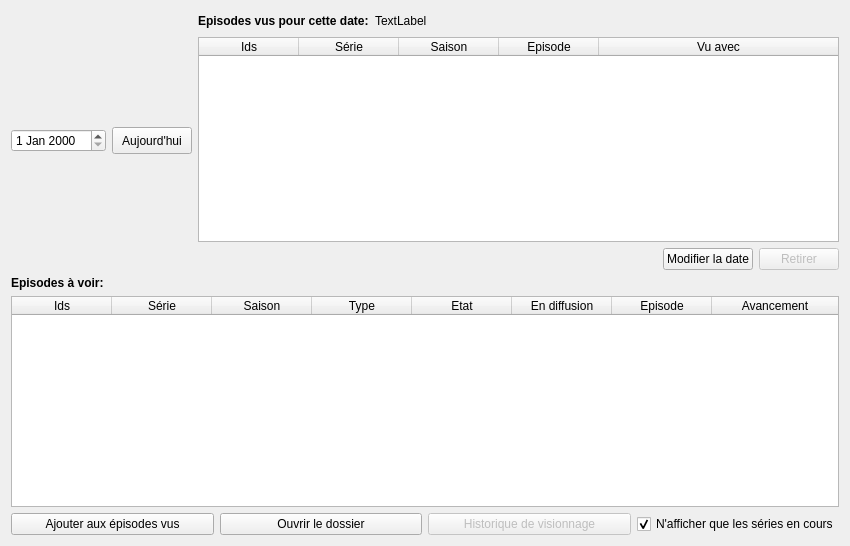
Qt form src/ui/tabs/planning_tab.ui (seigneurfuo/MyAnimeManager3) before a commit.
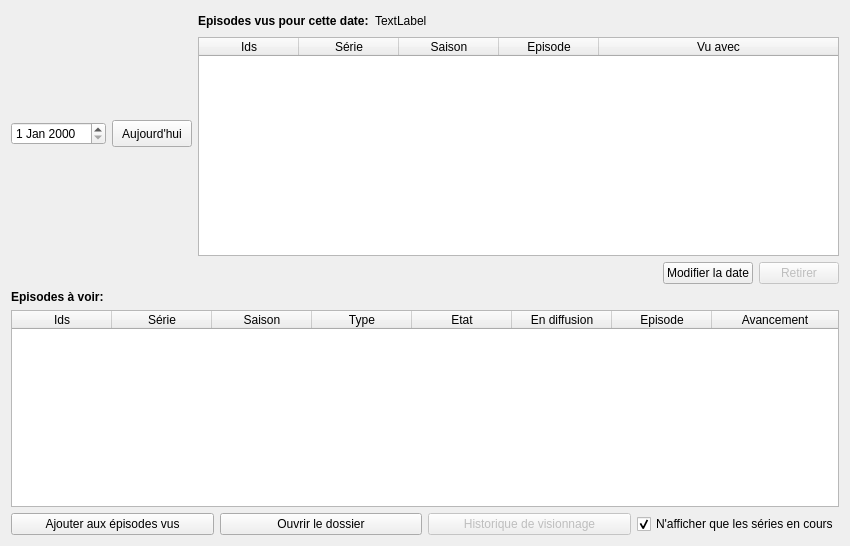
The same form after that commit. Icons and pictures are not drawn.

Commit message: Corrections pour améliorer la GUI.

Patch:
```diff
--- a/src/ui/tabs/planning_tab.ui
+++ b/src/ui/tabs/planning_tab.ui
@@ -14,7 +14,37 @@
    <string>Form</string>
   </property>
   <layout class="QGridLayout" name="gridLayout">
-   <item row="0" column="1">
+   <item row="0" column="0">
+    <layout class="QHBoxLayout" name="horizontalLayout_2" stretch="0,1">
+     <item>
+      <layout class="QVBoxLayout" name="verticalLayout">
+       <item>
+        <layout class="QHBoxLayout" name="horizontalLayout">
+         <item>
+          <widget class="QDateEdit" name="date_edit"/>
+         </item>
+         <item>
+          <widget class="QPushButton" name="today_button">
+           <property name="maximumSize">
+            <size>
+             <width>101</width>
+             <height>27</height>
+            </size>
+           </property>
+           <property name="text">
+            <string>Aujourd'hui</string>
+           </property>
+           <property name="icon">
+            <iconset>
+             <normaloff>../../resources/icons/calendar.png</normaloff>../../resources/icons/calendar.png</iconset>
+           </property>
+          </widget>
+         </item>
+        </layout>
+       </item>
+      </layout>
+     </item>
+     <item>
     <layout class="QVBoxLayout" name="verticalLayout_17">
      <item>
       <layout class="QHBoxLayout" name="horizontalLayout_44">
@@ -142,85 +172,11 @@
        </column>
       </widget>
      </item>
-     <item>
-      <layout class="QHBoxLayout" name="horizontalLayout_45">
-       <item>
-        <spacer name="horizontalSpacer_17">
-         <property name="orientation">
-          <enum>Qt::Horizontal</enum>
-         </property>
-         <property name="sizeHint" stdset="0">
-          <size>
-           <width>40</width>
-           <height>20</height>
-          </size>
-         </property>
-        </spacer>
-       </item>
-       <item>
-        <widget class="QPushButton" name="change_date_button">
-         <property name="text">
-          <string>Modifier la date</string>
-         </property>
-         <property name="icon">
-          <iconset>
-           <normaloff>../../resources/icons/pencil.png</normaloff>../../resources/icons/pencil.png</iconset>
-         </property>
-        </widget>
-       </item>
-       <item>
-        <widget class="QPushButton" name="delete_button">
-         <property name="enabled">
-          <bool>false</bool>
-         </property>
-         <property name="maximumSize">
-          <size>
-           <width>91</width>
-           <height>31</height>
-          </size>
-         </property>
-         <property name="text">
-          <string>Retirer</string>
-         </property>
-         <property name="icon">
-          <iconset>
-           <normaloff>../../resources/icons/minus.png</normaloff>../../resources/icons/minus.png</iconset>
-         </property>
-        </widget>
-       </item>
       </layout>
      </item>
     </layout>
    </item>
-   <item row="0" column="0">
-    <layout class="QVBoxLayout" name="verticalLayout">
-     <item>
-      <layout class="QHBoxLayout" name="horizontalLayout">
-       <item>
-        <widget class="QDateEdit" name="date_edit"/>
-       </item>
-       <item>
-        <widget class="QPushButton" name="today_button">
-         <property name="maximumSize">
-          <size>
-           <width>101</width>
-           <height>27</height>
-          </size>
-         </property>
-         <property name="text">
-          <string>Aujourd'hui</string>
-         </property>
-         <property name="icon">
-          <iconset>
-           <normaloff>../../resources/icons/calendar.png</normaloff>../../resources/icons/calendar.png</iconset>
-         </property>
-        </widget>
-       </item>
-      </layout>
-     </item>
-    </layout>
-   </item>
-   <item row="1" column="0" colspan="2">
+   <item row="2" column="0">
     <layout class="QVBoxLayout" name="verticalLayout_16">
      <item>
       <widget class="QLabel" name="label_80">
@@ -370,6 +326,54 @@
      </item>
     </layout>
    </item>
+   <item row="1" column="0">
+    <layout class="QHBoxLayout" name="horizontalLayout_45">
+     <item>
+      <spacer name="horizontalSpacer_17">
+       <property name="orientation">
+        <enum>Qt::Horizontal</enum>
+       </property>
+       <property name="sizeHint" stdset="0">
+        <size>
+         <width>40</width>
+         <height>20</height>
+        </size>
+       </property>
+      </spacer>
+     </item>
+     <item>
+      <widget class="QPushButton" name="change_date_button">
+       <property name="text">
+        <string>Modifier la date</string>
+       </property>
+       <property name="icon">
+        <iconset>
+         <normaloff>../../resources/icons/pencil.png</normaloff>../../resources/icons/pencil.png</iconset>
+       </property>
+      </widget>
+     </item>
+     <item>
+      <widget class="QPushButton" name="delete_button">
+       <property name="enabled">
+        <bool>false</bool>
+       </property>
+       <property name="maximumSize">
+        <size>
+         <width>91</width>
+         <height>31</height>
+        </size>
+       </property>
+       <property name="text">
+        <string>Retirer</string>
+       </property>
+       <property name="icon">
+        <iconset>
+         <normaloff>../../resources/icons/minus.png</normaloff>../../resources/icons/minus.png</iconset>
+       </property>
+      </widget>
+     </item>
+    </layout>
+   </item>
   </layout>
  </widget>
  <resources/>
```
Lines whose indentation alone changed are shown as unchanged. The commit also changes 4 other files.
